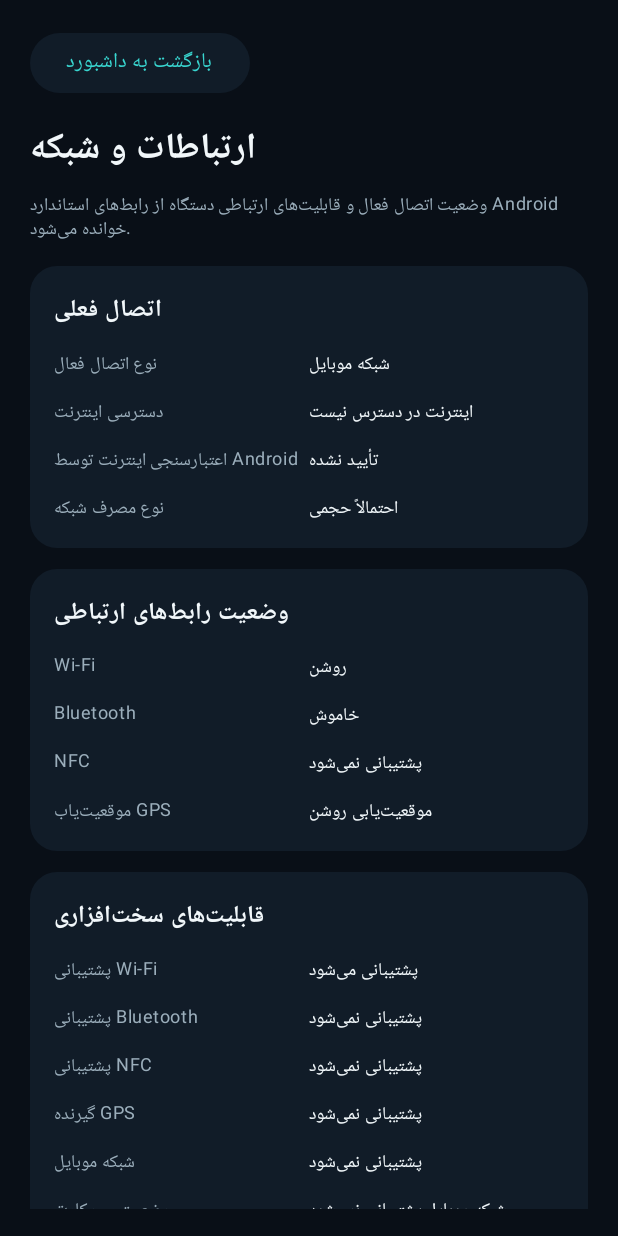
After one commit to theslyapex/sakhtafzar-shenas, an Android app built with Jetpack Compose: the composable ConnectivityDiagnosticsScreen shown on its own in the app's theme, on a phone screen of 412 x 824 dp. The commit adds this screen. Run offline under Robolectric (Android 15) with nearby library versions, the phone set to English and light mode, and no system bars.

Commit message:
feat: add network and connectivity diagnostics

```diff
--- a/app/src/main/AndroidManifest.xml
+++ b/app/src/main/AndroidManifest.xml
@@ -1,5 +1,8 @@
 <?xml version="1.0" encoding="utf-8"?>
 <manifest xmlns:android="http://schemas.android.com/apk/res/android">
+    <uses-permission android:name="android.permission.ACCESS_NETWORK_STATE" />
+    <uses-permission android:name="android.permission.ACCESS_WIFI_STATE" />
+    <uses-permission android:name="android.permission.BLUETOOTH_CONNECT" />
     <application
         android:allowBackup="true"
         android:label="سخت‌افزار شناس"
--- /dev/null
+++ b/app/src/main/java/ir/alishams/hardwareshenas/ui/ConnectivityDiagnosticsScreen.kt
@@ -0,0 +1,269 @@
+package ir.alishams.hardwareshenas.ui
+
+import android.Manifest
+import android.bluetooth.BluetoothManager
+import android.content.Context
+import android.content.pm.PackageManager
+import android.location.LocationManager
+import android.net.ConnectivityManager
+import android.net.NetworkCapabilities
+import android.nfc.NfcAdapter
+import android.net.wifi.WifiManager
+import android.os.Build
+import android.telephony.TelephonyManager
+import androidx.activity.compose.rememberLauncherForActivityResult
+import androidx.activity.result.contract.ActivityResultContracts
+import androidx.compose.foundation.background
+import androidx.compose.foundation.layout.Arrangement
+import androidx.compose.foundation.layout.Column
+import androidx.compose.foundation.layout.Row
+import androidx.compose.foundation.layout.Spacer
+import androidx.compose.foundation.layout.fillMaxSize
+import androidx.compose.foundation.layout.fillMaxWidth
+import androidx.compose.foundation.layout.height
+import androidx.compose.foundation.layout.padding
+import androidx.compose.foundation.lazy.LazyColumn
+import androidx.compose.foundation.shape.RoundedCornerShape
+import androidx.compose.material3.Button
+import androidx.compose.material3.ButtonDefaults
+import androidx.compose.material3.Card
+import androidx.compose.material3.CardDefaults
+import androidx.compose.material3.MaterialTheme
+import androidx.compose.material3.OutlinedButton
+import androidx.compose.material3.Text
+import androidx.compose.runtime.Composable
+import androidx.compose.runtime.getValue
+import androidx.compose.runtime.mutableStateOf
+import androidx.compose.runtime.remember
+import androidx.compose.runtime.setValue
+import androidx.compose.ui.Modifier
+import androidx.compose.ui.platform.LocalContext
+import androidx.compose.ui.text.font.FontWeight
+import androidx.compose.ui.unit.dp
+import ir.alishams.hardwareshenas.ui.theme.CyanAccent
+import ir.alishams.hardwareshenas.ui.theme.Midnight
+import ir.alishams.hardwareshenas.ui.theme.SurfaceDark
+import ir.alishams.hardwareshenas.ui.theme.TextSecondary
+
+private data class ConnectivitySnapshot(
+    val activeNetwork: String,
+    val internet: String,
+    val validated: String,
+    val metered: String,
+    val wifiEnabled: String,
+    val bluetooth: String,
+    val nfc: String,
+    val gps: String,
+    val sim: String,
+    val supportsWifi: Boolean,
+    val supportsBluetooth: Boolean,
+    val supportsNfc: Boolean,
+    val supportsGps: Boolean,
+    val supportsTelephony: Boolean
+)
+
+@Composable
+fun ConnectivityDiagnosticsScreen(onBack: () -> Unit, modifier: Modifier = Modifier) {
+    val context = LocalContext.current
+    var snapshot by remember { mutableStateOf(readConnectivitySnapshot(context)) }
+    val bluetoothPermission = Build.VERSION.SDK_INT >= Build.VERSION_CODES.S
+    val hasBluetoothPermission = !bluetoothPermission ||
+        context.checkSelfPermission(Manifest.permission.BLUETOOTH_CONNECT) == PackageManager.PERMISSION_GRANTED
+    val permissionLauncher = rememberLauncherForActivityResult(
+        ActivityResultContracts.RequestPermission()
+    ) { snapshot = readConnectivitySnapshot(context) }
+
+    LazyColumn(
+        modifier = modifier.fillMaxSize().background(Midnight).padding(horizontal = 20.dp, vertical = 18.dp),
+        verticalArrangement = Arrangement.spacedBy(14.dp)
+    ) {
+        item {
+            Button(
+                onClick = onBack,
+                colors = ButtonDefaults.buttonColors(containerColor = SurfaceDark, contentColor = CyanAccent)
+            ) { Text("بازگشت به داشبورد") }
+        }
+        item {
+            Column(verticalArrangement = Arrangement.spacedBy(6.dp)) {
+                Text("ارتباطات و شبکه", style = MaterialTheme.typography.headlineSmall, fontWeight = FontWeight.Bold, color = MaterialTheme.colorScheme.onBackground)
+                Text("وضعیت اتصال فعال و قابلیت‌های ارتباطی دستگاه از رابط‌های استاندارد Android خوانده می‌شود.", color = TextSecondary, style = MaterialTheme.typography.bodySmall)
+            }
+        }
+        item {
+            DiagnosticCard("اتصال فعلی", listOf(
+                "نوع اتصال فعال" to snapshot.activeNetwork,
+                "دسترسی اینترنت" to snapshot.internet,
+                "اعتبارسنجی اینترنت توسط Android" to snapshot.validated,
+                "نوع مصرف شبکه" to snapshot.metered
+            ))
+        }
+        item {
+            DiagnosticCard("وضعیت رابط‌های ارتباطی", listOf(
+                "Wi-Fi" to snapshot.wifiEnabled,
+                "Bluetooth" to snapshot.bluetooth,
+                "NFC" to snapshot.nfc,
+                "موقعیت‌یاب GPS" to snapshot.gps
+            ))
+        }
+        item {
+            DiagnosticCard("قابلیت‌های سخت‌افزاری", listOf(
+                "پشتیبانی Wi-Fi" to yesNo(snapshot.supportsWifi),
+                "پشتیبانی Bluetooth" to yesNo(snapshot.supportsBluetooth),
+                "پشتیبانی NFC" to yesNo(snapshot.supportsNfc),
+                "گیرنده GPS" to yesNo(snapshot.supportsGps),
+                "شبکه موبایل" to yesNo(snapshot.supportsTelephony),
+                "وضعیت سیم‌کارت" to snapshot.sim
+            ))
+        }
+        if (bluetoothPermission && !hasBluetoothPermission && snapshot.supportsBluetooth) {
+            item {
+                OutlinedButton(
+                    onClick = { permissionLauncher.launch(Manifest.permission.BLUETOOTH_CONNECT) },
+                    modifier = Modifier.fillMaxWidth()
+                ) { Text("اعطای مجوز برای خواندن وضعیت Bluetooth") }
+            }
+        }
+        item {
+            OutlinedButton(
+                onClick = { snapshot = readConnectivitySnapshot(context) },
+                modifier = Modifier.fillMaxWidth()
+            ) { Text("به‌روزرسانی وضعیت") }
+        }
+        item {
+            Card(
+                modifier = Modifier.fillMaxWidth(),
+                shape = RoundedCornerShape(18.dp),
+                colors = CardDefaults.cardColors(containerColor = SurfaceDark)
+            ) {
+                Column(Modifier.padding(16.dp), verticalArrangement = Arrangement.spacedBy(8.dp)) {
+                    Text("حریم خصوصی", color = MaterialTheme.colorScheme.onSurface, fontWeight = FontWeight.Bold)
+                    Text(
+                        "این صفحه نام شبکه Wi-Fi، نشانی IP، MAC، IMEI، شماره تلفن، شناسه سیم‌کارت یا رمز عبور را نمی‌خواند. برای اطلاعات سیم‌کارت فقط وضعیت کلی آماده‌بودن آن نمایش داده می‌شود.",
+                        color = TextSecondary,
+                        style = MaterialTheme.typography.bodySmall
+                    )
+                }
+            }
+        }
+        item {
+            Spacer(Modifier.height(2.dp))
+            Text("POWERED BY ALISHAMS DIGITAL STUDIO", color = TextSecondary.copy(alpha = 0.65f), style = MaterialTheme.typography.labelSmall)
+        }
+    }
+}
+
+@Composable
+private fun DiagnosticCard(title: String, rows: List<Pair<String, String>>) {
+    Card(
+        modifier = Modifier.fillMaxWidth(),
+        shape = RoundedCornerShape(18.dp),
+        colors = CardDefaults.cardColors(containerColor = SurfaceDark)
+    ) {
+        Column(Modifier.padding(16.dp), verticalArrangement = Arrangement.spacedBy(12.dp)) {
+            Text(title, color = MaterialTheme.colorScheme.onSurface, fontWeight = FontWeight.Bold)
+            rows.forEach { (label, value) ->
+                Row(Modifier.fillMaxWidth(), horizontalArrangement = Arrangement.SpaceBetween) {
+                    Text(label, color = TextSecondary, style = MaterialTheme.typography.bodySmall, modifier = Modifier.weight(1f))
+                    Text(value, color = MaterialTheme.colorScheme.onSurface, style = MaterialTheme.typography.bodySmall, fontWeight = FontWeight.Medium, modifier = Modifier.weight(1f))
+                }
+            }
+        }
+    }
+}
+
+private fun readConnectivitySnapshot(context: Context): ConnectivitySnapshot {
+    val pm = context.packageManager
+    val supportsWifi = pm.hasSystemFeature(PackageManager.FEATURE_WIFI)
+    val supportsBluetooth = pm.hasSystemFeature(PackageManager.FEATURE_BLUETOOTH)
+    val supportsNfc = pm.hasSystemFeature(PackageManager.FEATURE_NFC)
+    val supportsGps = pm.hasSystemFeature(PackageManager.FEATURE_LOCATION_GPS)
+    val supportsTelephony = pm.hasSystemFeature(PackageManager.FEATURE_TELEPHONY)
+
+    val connectivity = context.getSystemService(Context.CONNECTIVITY_SERVICE) as ConnectivityManager
+    val network = connectivity.activeNetwork
+    val caps = network?.let { connectivity.getNetworkCapabilities(it) }
+    val transports = mutableListOf<String>()
+    if (caps?.hasTransport(NetworkCapabilities.TRANSPORT_WIFI) == true) transports += "Wi-Fi"
+    if (caps?.hasTransport(NetworkCapabilities.TRANSPORT_CELLULAR) == true) transports += "شبکه موبایل"
+    if (caps?.hasTransport(NetworkCapabilities.TRANSPORT_ETHERNET) == true) transports += "Ethernet"
+    if (caps?.hasTransport(NetworkCapabilities.TRANSPORT_BLUETOOTH) == true) transports += "Bluetooth"
+    if (caps?.hasTransport(NetworkCapabilities.TRANSPORT_VPN) == true) transports += "VPN"
+    val active = transports.joinToString(" + ").ifBlank { "بدون اتصال فعال یا نامشخص" }
+
+    val wifiEnabled = runCatching {
+        val wifi = context.applicationContext.getSystemService(Context.WIFI_SERVICE) as WifiManager
+        if (wifi.isWifiEnabled) "روشن" else "خاموش"
+    }.getOrDefault("نامشخص")
+
+    val bluetoothState = runCatching {
+        val manager = context.getSystemService(Context.BLUETOOTH_SERVICE) as BluetoothManager
+        val adapter = manager.adapter
+        when {
+            adapter == null -> "سخت‌افزار موجود نیست"
+            adapter.isEnabled -> "روشن"
+            else -> "خاموش"
+        }
+    }.getOrElse {
+        if (Build.VERSION.SDK_INT >= Build.VERSION_CODES.S &&
+            context.checkSelfPermission(Manifest.permission.BLUETOOTH_CONNECT) != PackageManager.PERMISSION_GRANTED
+        ) "نیازمند مجوز" else "نامشخص"
+    }
+
+    val nfcState = runCatching {
+        val adapter = NfcAdapter.getDefaultAdapter(context)
+        when {
+            adapter == null -> "پشتیبانی نمی‌شود"
+            adapter.isEnabled -> "روشن"
+            else -> "خاموش"
+        }
+    }.getOrDefault("نامشخص")
+
+    val gpsState = runCatching {
+        val location = context.getSystemService(Context.LOCATION_SERVICE) as LocationManager
+        if (Build.VERSION.SDK_INT >= Build.VERSION_CODES.P) {
+            if (location.isLocationEnabled) "موقعیت‌یابی روشن" else "موقعیت‌یابی خاموش"
+        } else {
+            if (location.isProviderEnabled(LocationManager.GPS_PROVIDER)) "روشن" else "خاموش"
+        }
+    }.getOrDefault("نامشخص")
+
+    val simState = if (!supportsTelephony) {
+        "شبکه موبایل پشتیبانی نمی‌شود"
+    } else {
+        runCatching {
+            val telephony = context.getSystemService(Context.TELEPHONY_SERVICE) as TelephonyManager
+            when (telephony.simState) {
+                TelephonyManager.SIM_STATE_READY -> "سیم‌کارت آماده"
+                TelephonyManager.SIM_STATE_ABSENT -> "سیم‌کارت وجود ندارد"
+                TelephonyManager.SIM_STATE_PIN_REQUIRED -> "نیازمند PIN"
+                TelephonyManager.SIM_STATE_PUK_REQUIRED -> "نیازمند PUK"
+                TelephonyManager.SIM_STATE_NETWORK_LOCKED -> "قفل شبکه"
+                TelephonyManager.SIM_STATE_UNKNOWN -> "نامشخص"
+                else -> "وضعیت دیگر"
+            }
+        }.getOrDefault("نامشخص")
+    }
+
+    return ConnectivitySnapshot(
+        activeNetwork = active,
+        internet = if (caps?.hasCapability(NetworkCapabilities.NET_CAPABILITY_INTERNET) == true) "قابلیت اینترنت موجود است" else "اینترنت در دسترس نیست",
+        validated = if (caps?.hasCapability(NetworkCapabilities.NET_CAPABILITY_VALIDATED) == true) "تأیید شده" else "تأیید نشده",
+        metered = when {
+            caps == null -> "نامشخص"
+            caps.hasCapability(NetworkCapabilities.NET_CAPABILITY_NOT_METERED) -> "غیرحجمی / نامحدود از دید سیستم"
+            else -> "احتمالاً حجمی"
+        },
+        wifiEnabled = wifiEnabled,
+        bluetooth = bluetoothState,
+        nfc = nfcState,
+        gps = gpsState,
+        sim = simState,
+        supportsWifi = supportsWifi,
+        supportsBluetooth = supportsBluetooth,
+        supportsNfc = supportsNfc,
+        supportsGps = supportsGps,
+        supportsTelephony = supportsTelephony
+    )
+}
+
+private fun yesNo(value: Boolean) = if (value) "پشتیبانی می‌شود" else "پشتیبانی نمی‌شود"
--- a/app/src/main/java/ir/alishams/hardwareshenas/ui/HardwareShenasApp.kt
+++ b/app/src/main/java/ir/alishams/hardwareshenas/ui/HardwareShenasApp.kt
@@ -60,6 +60,7 @@ fun HardwareShenasApp() {
     var showBenchmark by remember { mutableStateOf(false) }
     var showBattery by remember { mutableStateOf(false) }
     var showScreenDiagnostics by remember { mutableStateOf(false) }
+    var showConnectivity by remember { mutableStateOf(false) }
     val snapshot = remember { DeviceInfoReader(context).readSnapshot() }
     val details = remember { HardwareDetailsReader(context).read() }
     val usedRam = (details.memory.totalBytes - details.memory.availableBytes).coerceAtLeast(0L)
@@ -86,6 +87,8 @@ fun HardwareShenasApp() {
             BatteryDiagnosticsScreen(onBack = { showBattery = false }, modifier = Modifier.padding(padding))
         } else if (showScreenDiagnostics) {
             ScreenDiagnosticsScreen(onBack = { showScreenDiagnostics = false }, modifier = Modifier.padding(padding))
+        } else if (showConnectivity) {
+            ConnectivityDiagnosticsScreen(onBack = { showConnectivity = false }, modifier = Modifier.padding(padding))
         } else {
         LazyColumn(
             modifier = Modifier
@@ -134,6 +137,9 @@ fun HardwareShenasApp() {
                     }
                     TextButton(onClick = { showScreenDiagnostics = true }) {
                         Text("آزمون صفحه‌نمایش و لمس", color = CyanAccent, fontWeight = FontWeight.SemiBold)
+                    }
+                    TextButton(onClick = { showConnectivity = true }) {
+                        Text("بررسی ارتباطات و شبکه", color = CyanAccent, fontWeight = FontWeight.SemiBold)
                     }
                 }
             }
```
